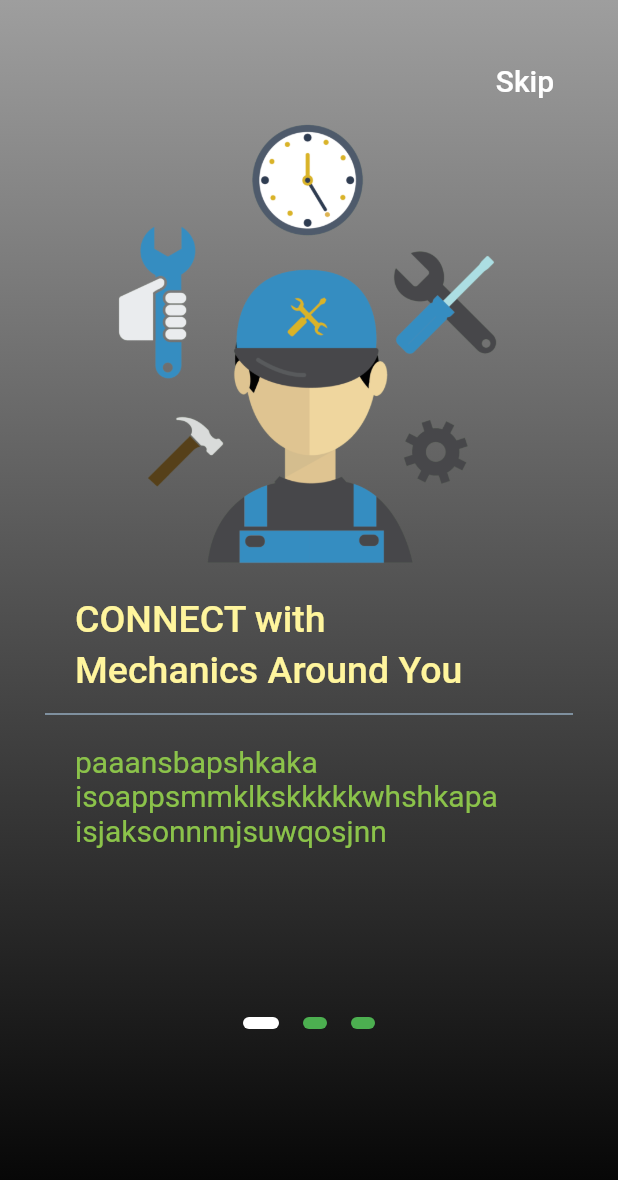
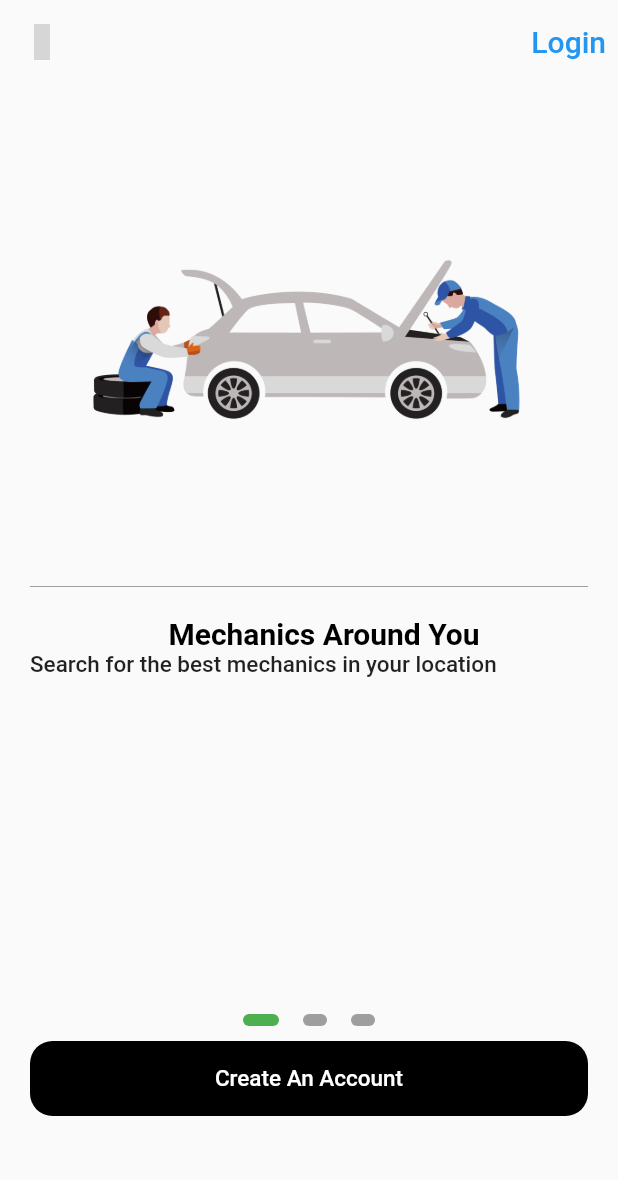
Before and after one commit to alfa-driod/The-Mech, a Flutter app: the setup screen opened directly, on a phone screen of 412 x 824 dp. Shown: the top 1180 px of the screen. Run offline on Flutter 3.47's test engine with Material 2 defaults, Android fonts, the phone set to English and light mode, and no system bars; our stand-ins replace bootstrap_icons, device_preview, iconsax; missing offline and left inert: squircle; grey boxes are pictures that could not be loaded.

Commit message:
new Colors

```diff
--- a/lib/screens/setup.dart
+++ b/lib/screens/setup.dart
@@ -1,5 +1,8 @@
 import 'package:flutter/material.dart';
 import 'package:flutter/services.dart';
+import 'package:iconsax/iconsax.dart';
+import 'package:squircle/squircle.dart';
+import 'package:the_mechanic/screens/driver_sign_up.dart';
 
 class setup extends StatefulWidget {
   const setup({Key? key}) : super(key: key);
@@ -27,7 +30,7 @@ class _setupState extends State<setup> {
       height: 8,
       width: isActive ? 24:16,
       decoration:BoxDecoration(
-        color: isActive?Colors.white:Colors.green,
+        color: isActive?Colors.green:Colors.grey,
         borderRadius: BorderRadius.all(Radius.circular(12))
       )
     );
@@ -37,30 +40,45 @@ class _setupState extends State<setup> {
   @override
   Widget build(BuildContext context) {
     return Scaffold(
+      extendBodyBehindAppBar: true,
+      appBar: AppBar(
+        elevation: 0,
+        backgroundColor: Colors.transparent,
+        leading: IconButton(
+          icon: Icon(
+            Iconsax.arrow_circle_left5,
+          ),
+          onPressed: () {
+            Navigator.pop(context);
+          },
+        ),
+        actions: [
+        TextButton(onPressed: (){}, child: Text('Login',style:TextStyle(fontSize: 20) ,))
+        ],
+      ),
+
         body: AnnotatedRegion<SystemUiOverlayStyle>(
       value: SystemUiOverlayStyle.light,
-      child: Container(
-          decoration: BoxDecoration(
-              gradient: LinearGradient(
-            begin: Alignment.topCenter,
-            end: Alignment.bottomCenter,
-            colors: [
-              Colors.grey,
-              Colors.black,
-            ],
-          )),
-          child: Padding(
-            padding: const EdgeInsets.all(30.0),
+      child:  ListView(
+        children: [
+          Padding(
+              padding: const EdgeInsets.all(20.0),
               child: Column(
                 crossAxisAlignment: CrossAxisAlignment.stretch,
                 children: [
-                Container(
-                  alignment: Alignment.centerRight,
-                  child: TextButton(
-                      onPressed: () {},
-                      child: Text('Skip',
-                          style: TextStyle(color: Colors.white, fontSize: 20))),
-                ),
+          //         Container(
+          //           alignment: Alignment.centerLeft,
+          //           child: IconButton(
+          //   icon: Icon(
+          //     Iconsax.arrow_circle_left5,
+          //     size: 50,
+          //   ),
+          //   onPressed: () {
+          //     Navigator.pop(context);
+          //   },
+          // ),
+          //         ),
+
                   Container(
                       height: 600,
                       width: double.infinity,
@@ -78,7 +96,41 @@ class _setupState extends State<setup> {
                             children: [
                               Center(
                                   child: Image(
-                              image: AssetImage('media/img/tow.png'),
+                                image: AssetImage('media/img/mechs.png'),
+                                height: 300,
+                                width: 300,
+                              )),
+                              Divider(
+                                color: Colors.grey,
+                                height: 30,
+                              ),
+
+                              // SizedBox(
+                              //   height: 20,
+                              // ),
+
+                              Padding(
+                                padding: const EdgeInsets.only(top: 5, left: 20),
+                                child: Center(
+                                  child: Text(
+                                    'Mechanics Around You',
+                                    style: TextStyle(
+                                        color: Colors.black,
+                                        fontSize: 20,
+                                        fontWeight: FontWeight.bold
+                                       ),
+                                  ),
+                                ),
+                              ),
+                              Text('Search for the best mechanics in your location',style: TextStyle(fontSize: 15,fontWeight: FontWeight.w500),)
+                            ],
+                          ),
+                          Column(
+                            crossAxisAlignment: CrossAxisAlignment.start,
+                            children: [
+                              Center(
+                                  child: Image(
+                                image: AssetImage('media/img/nic.png'),
                                 height: 300,
                                 width: 300,
                               )),
@@ -114,53 +166,7 @@ class _setupState extends State<setup> {
                                 child: Text(
                                   'paaansbapshkaka\nisoappsmmklkskkkkkwhshkapa\nisjaksonnnnjsuwqosjnn',
                                   style: TextStyle(
-                                    color: Colors.lightGreen, fontSize: 20),
-                              ),
-                            ),
-                          ],
-                        ),
-                        Column(
-                          crossAxisAlignment: CrossAxisAlignment.start,
-                          children: [
-                            Center(
-                                child: Image(
-                              image: AssetImage('media/img/tow.png'),
-                              height: 300,
-                              width: 300,
-                            )),
-                            SizedBox(
-                              height: 20,
-                            ),
-                            Padding(
-                              padding: const EdgeInsets.only(left: 20.0),
-                              child: Text(
-                                'CONNECT with',
-                                style: TextStyle(
-                                    color: Colors.yellow[200],
-                                    fontSize: 25,
-                                    fontWeight: FontWeight.w500),
-                              ),
-                            ),
-                            Padding(
-                              padding: const EdgeInsets.only(top: 5, left: 20),
-                              child: Text(
-                                'Mechanics Around You',
-                                style: TextStyle(
-                                    color: Colors.yellow[200],
-                                    fontSize: 25,
-                                    fontWeight: FontWeight.w500),
-                              ),
-                            ),
-                            Divider(
-                              color: Colors.blue[100],
-                              height: 30,
-                            ),
-                            Padding(
-                              padding: const EdgeInsets.only(top: 5, left: 20),
-                              child: Text(
-                                'paaansbapshkaka\nisoappsmmklkskkkkkwhshkapa\nisjaksonnnnjsuwqosjnn',
-                                style: TextStyle(
-                                    color: Colors.lightGreen, fontSize: 20),
+                                      color: Colors.white, fontSize: 20),
                                 ),
                               ),
                             ],
@@ -206,7 +212,7 @@ class _setupState extends State<setup> {
                                 child: Text(
                                   'paaansbapshkaka\nisoappsmmklkskkkkkwhshkapa\nisjaksonnnnjsuwqosjnn',
                                   style: TextStyle(
-                                    color: Colors.lightGreen, fontSize: 20),
+                                      color: Colors.white, fontSize: 20),
                                 ),
                               ),
                             ],
@@ -216,10 +222,35 @@ class _setupState extends State<setup> {
                   Row(
                     mainAxisAlignment: MainAxisAlignment.center,
                     children: _buildPageIndicator(),
-                )
+                  ),
+                 SizedBox(
+                    height:10,
+                  ),
+                 Container(
+                    height: 50,
+                    width: 300,
+                    child: TextButton(
+                        style: ButtonStyle(
+                            backgroundColor:
+                                MaterialStateProperty.all(Colors.black),
+                            shape: MaterialStateProperty.all(
+                                RoundedRectangleBorder(
+                                    borderRadius: BorderRadius.circular(15)))),
+                        onPressed: () { Navigator.push(
+                        context,
+                        MaterialPageRoute(
+                          builder: (context) => DriverSignUp(),
+                        ));},
+                        child: Text('Create An Account',
+                            style: TextStyle(color: Colors.white,fontSize: 15))),
+                  ),
+
+
                 ],
               ),
-          )),
-    ));
+            ),
+        ]),
+    ),
+    );
   }
 }
```
Also changed, not shown: lib/login_page.dart (deleted, +0 -69 lines), lib/screens/driver_log_in.dart (renamed from lib/screens/company_sign_up.dart, +11 -41 lines), lib/screens/driver_sign_up.dart (+24 -19 lines), lib/screens/setup_page1.dart (deleted, +0 -106 lines), lib/screens/start_page.dart (+9 -3 lines), media/img/fixer.png (added), media/img/logo.png (added), media/img/mech.png (added), media/img/mechanic logo.png (added), media/img/mechs.png (added), media/img/nic.png (added). Lines whose indentation alone changed are shown as unchanged.
